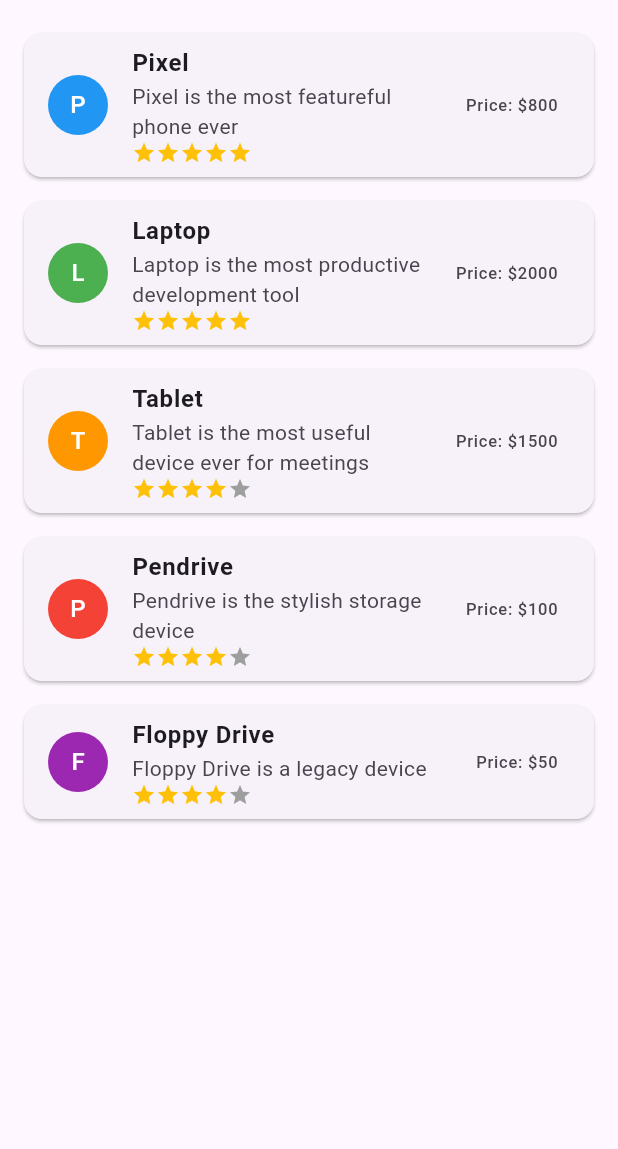
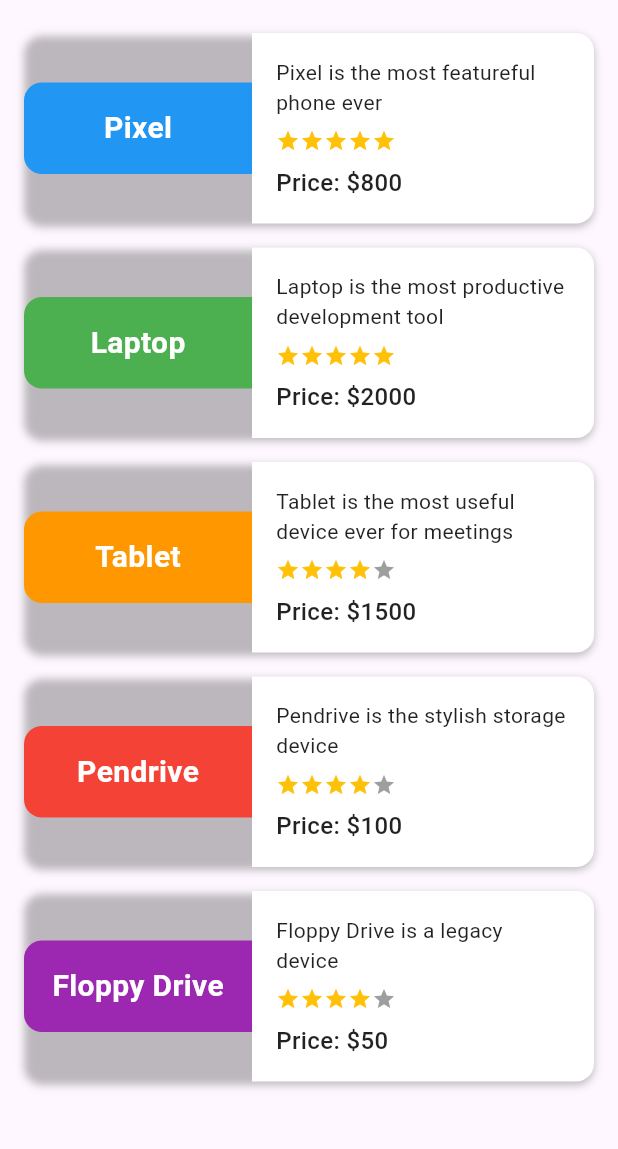
Before and after one commit to ykwizera/flutter_practice, a Flutter app: the screen it shows after launch, on a phone screen of 412 x 824 dp, the part 63-1212 px from its top. Run offline on Flutter 3.47's test engine with Material 3 defaults, Android fonts, the phone set to English and light mode, and no system bars.

Commit message:
Update main.dart

```diff
--- a/practice/lib/main.dart
+++ b/practice/lib/main.dart
@@ -65,21 +65,65 @@
         itemCount: products.length,
         itemBuilder: (context, index) {
           final product = products[index];
-          return Card(
+          return GestureDetector(
+            onTap: () {
+              Navigator.push(
+                context,
+                MaterialPageRoute(
+                  builder: (context) => ExpandedProductPage(product: product),
+                ),
+              );
+            },
+            child: Container(
               margin: EdgeInsets.symmetric(vertical: 8, horizontal: 16),
-            child: ListTile(
-              leading: CircleAvatar(
-                backgroundColor: product['color'],
+              decoration: BoxDecoration(
+                borderRadius: BorderRadius.circular(12),
+                boxShadow: [
+                  BoxShadow(
+                    color: Colors.black26,
+                    blurRadius: 4,
+                    offset: Offset(0, 2),
+                  ),
+                ],
+              ),
+              child: Row(
+                children: [
+                  Expanded(
+                    flex: 2,
+                    child: Container(
+                      padding: EdgeInsets.all(16),
+                      decoration: BoxDecoration(
+                        color: product['color'],
+                        borderRadius: BorderRadius.horizontal(left: Radius.circular(12)),
+                      ),
+                      child: Center(
                         child: Text(
-                  product['name'][0],
-                  style: TextStyle(color: Colors.white),
+                          product['name'],
+                          style: TextStyle(
+                            fontSize: 20,
+                            fontWeight: FontWeight.bold,
+                            color: Colors.white,
                           ),
                         ),
-              title: Text(product['name'], style: TextStyle(fontWeight: FontWeight.bold)),
-              subtitle: Column(
+                      ),
+                    ),
+                  ),
+                  Expanded(
+                    flex: 3,
+                    child: Container(
+                      padding: EdgeInsets.all(16),
+                      decoration: BoxDecoration(
+                        color: Colors.white,
+                        borderRadius: BorderRadius.horizontal(right: Radius.circular(12)),
+                      ),
+                      child: Column(
                         crossAxisAlignment: CrossAxisAlignment.start,
                         children: [
-                  Text(product['description']),
+                          Text(
+                            product['description'],
+                            style: TextStyle(color: Colors.black87),
+                          ),
+                          SizedBox(height: 8),
                           Row(
                             children: List.generate(
                               5,
@@ -92,17 +136,21 @@
                               ),
                             ),
                           ),
+                          SizedBox(height: 8),
+                          Text(
+                            'Price: \$${product['price']}',
+                            style: TextStyle(
+                              fontSize: 16,
+                              fontWeight: FontWeight.w500,
+                              color: Colors.black87,
+                            ),
+                          ),
                         ],
                       ),
-              trailing: Text('Price: \$${product['price']}'),
-              onTap: () {
-                Navigator.push(
-                  context,
-                  MaterialPageRoute(
-                    builder: (context) => ProductDetailsPage(product: product),
                     ),
-                );
-              },
+                  ),
+                ],
+              ),
             ),
           );
         },
@@ -111,10 +159,10 @@
   }
 }
 
-class ProductDetailsPage extends StatelessWidget {
+class ExpandedProductPage extends StatelessWidget {
   final Map<String, dynamic> product;
 
-  ProductDetailsPage({required this.product});
+  ExpandedProductPage({required this.product});
 
   @override
   Widget build(BuildContext context) {
@@ -122,26 +170,47 @@
       appBar: AppBar(
         title: Text(product['name']),
       ),
-      body: Padding(
-        padding: const EdgeInsets.all(16.0),
+      body: SingleChildScrollView(
+        padding: EdgeInsets.all(16),
         child: Column(
           crossAxisAlignment: CrossAxisAlignment.start,
           children: [
-            Text(
+            // Product Name with Background Color
+            Container(
+              width: double.infinity,
+              padding: EdgeInsets.symmetric(vertical: 16, horizontal: 24),
+              decoration: BoxDecoration(
+                color: product['color'],
+                borderRadius: BorderRadius.circular(12),
+              ),
+              child: Center(
+                child: Text(
                   product['name'],
-              style: TextStyle(fontSize: 28, fontWeight: FontWeight.bold),
+                  style: TextStyle(
+                    fontSize: 28,
+                    fontWeight: FontWeight.bold,
+                    color: Colors.white,
+                  ),
+                ),
+              ),
             ),
             SizedBox(height: 16),
+
+            // Product Description
             Text(
               product['description'],
-              style: TextStyle(fontSize: 18),
+              style: TextStyle(fontSize: 18, color: Colors.black87),
             ),
             SizedBox(height: 16),
+
+            // Product Price
             Text(
               'Price: \$${product['price']}',
-              style: TextStyle(fontSize: 22, fontWeight: FontWeight.w500),
+              style: TextStyle(fontSize: 22, fontWeight: FontWeight.w500, color: Colors.black87),
             ),
             SizedBox(height: 16),
+
+            // Product Rating
             Row(
               children: List.generate(
                 5,
@@ -154,6 +223,7 @@
                 ),
               ),
             ),
+            SizedBox(height: 16),
           ],
         ),
       ),
```
Lines whose indentation alone changed are shown as unchanged.
